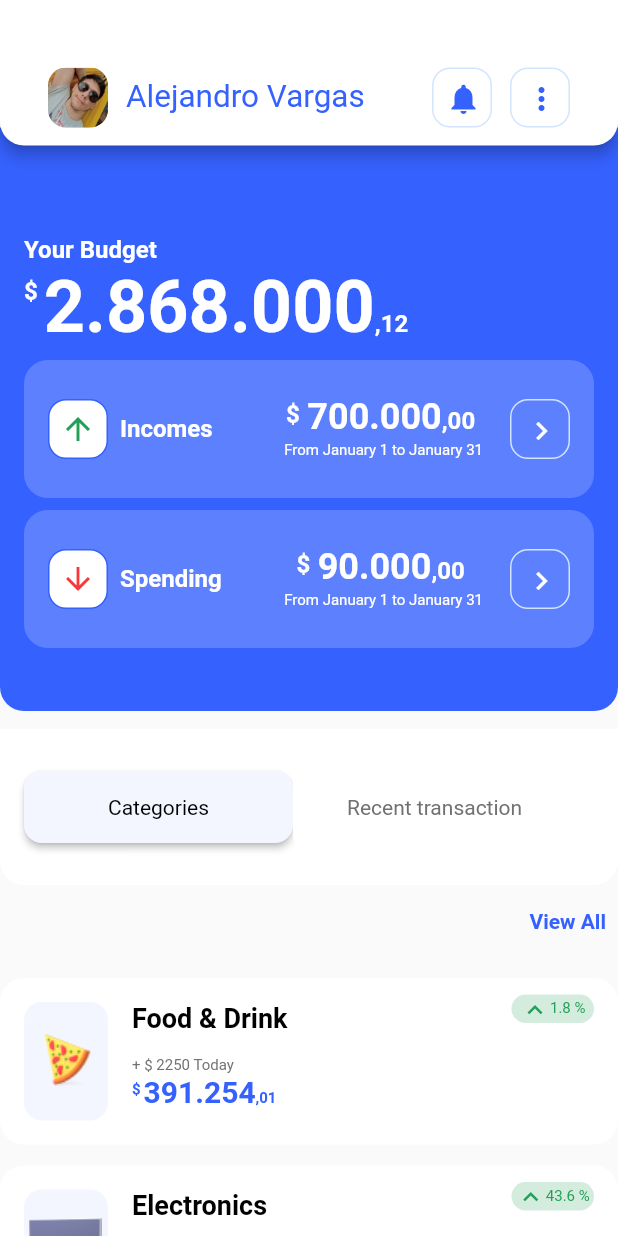
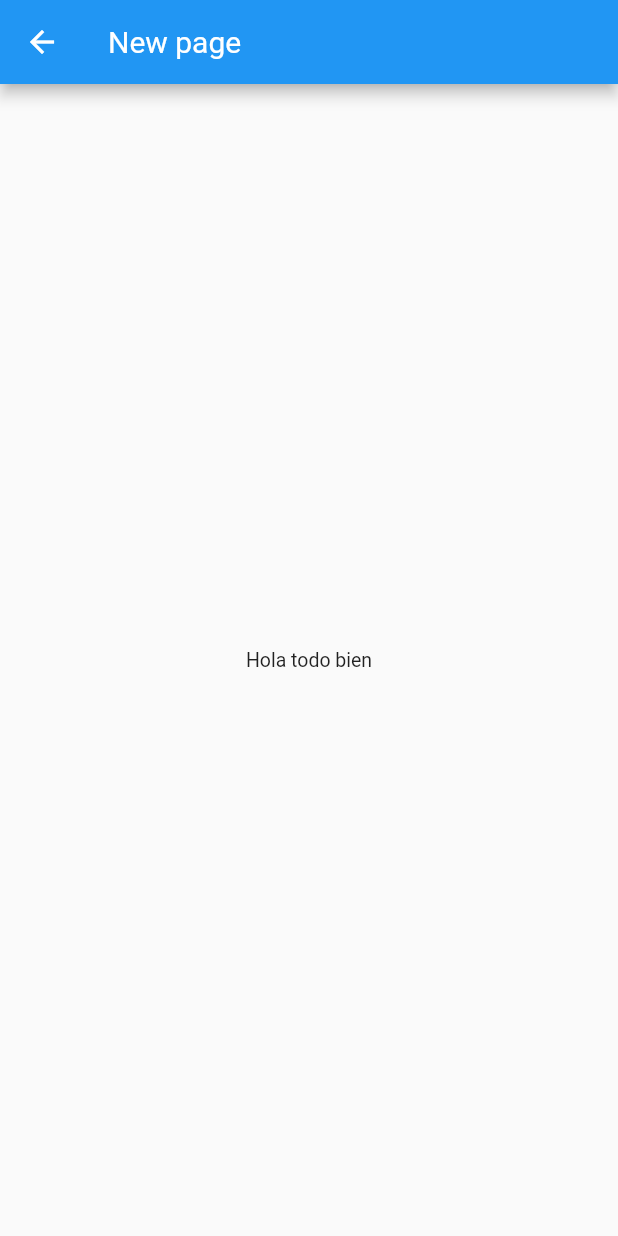
Before and after one commit to Schrei01/FlutterApp, a Flutter app: the screen it shows after launch, after a tap on "View All", on a phone screen of 412 x 824 dp. Run offline on Flutter 3.47's test engine with Material 2 defaults, Android fonts, the phone set to English and light mode, and no system bars.

Commit message:
nueva página

```diff
--- a/flutter_app/lib/pages/home_page.dart
+++ b/flutter_app/lib/pages/home_page.dart
@@ -1,6 +1,7 @@
 import 'package:flutter/material.dart';
 import 'package:flutter_app/design/color.dart';
 import 'package:flutter_app/design/radius.dart';
+import 'package:flutter_app/pages/new_page.dart';
 import 'package:flutter_app/widgets/custom_money_display.dart';
 import 'package:flutter_app/widgets/home_app_title.dart';
 import 'package:flutter_app/widgets/summary_card.dart';
@@ -193,7 +194,8 @@ class CategoriesWidget extends StatelessWidget {
                 color: Color.fromRGBO(53, 97, 254, 1)),
           ),
           onPressed: () {
-            print('le diste clic a view all');
+            Navigator.of(context)
+                .push(MaterialPageRoute(builder: (context) => const NewPage()));
           },
         ),
         const ProductDetailCard(
--- /dev/null
+++ b/flutter_app/lib/pages/new_page.dart
@@ -0,0 +1,17 @@
+import 'package:flutter/material.dart';
+
+class NewPage extends StatelessWidget {
+  const NewPage({super.key});
+
+  @override
+  Widget build(BuildContext context) {
+    return Scaffold(
+      appBar: AppBar(
+        title: const Text('New page'),
+      ),
+      body: const Center(
+        child: Text('Hola todo bien'),
+      ),
+    );
+  }
+}
```
